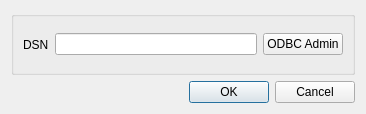
First picture: the form in databasedlg.ui, repository acraig5075/kbutwa-utils, before the edit.
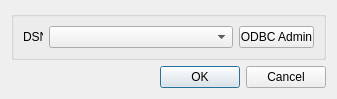
Second picture: the form after the edit.

Commit message: Populate combobox with current system DSNs.

```diff
--- a/databasedlg.ui
+++ b/databasedlg.ui
@@ -6,8 +6,8 @@
    <rect>
     <x>0</x>
     <y>0</y>
-    <width>366</width>
-    <height>114</height>
+    <width>337</width>
+    <height>91</height>
    </rect>
   </property>
   <property name="sizePolicy">
@@ -19,27 +19,39 @@
   <property name="windowTitle">
    <string>Credentials</string>
   </property>
-  <layout class="QVBoxLayout" name="verticalLayout">
+  <layout class="QVBoxLayout" name="verticalLayout_2">
    <item>
     <widget class="QGroupBox" name="groupBox">
      <property name="title">
       <string/>
      </property>
-     <layout class="QHBoxLayout" name="horizontalLayout_2">
+     <layout class="QVBoxLayout" name="verticalLayout">
       <item>
        <layout class="QHBoxLayout" name="horizontalLayout">
         <item>
          <widget class="QLabel" name="label">
+          <property name="maximumSize">
+           <size>
+            <width>20</width>
+            <height>16777215</height>
+           </size>
+          </property>
           <property name="text">
            <string>DSN</string>
           </property>
          </widget>
         </item>
         <item>
-         <widget class="QLineEdit" name="dsnEdit"/>
+         <widget class="QComboBox" name="dsnCombo"/>
         </item>
         <item>
          <widget class="QPushButton" name="odbcButton">
+          <property name="maximumSize">
+           <size>
+            <width>75</width>
+            <height>16777215</height>
+           </size>
+          </property>
           <property name="text">
            <string>ODBC Admin</string>
           </property>
```
The commit also changes 4 other files.
